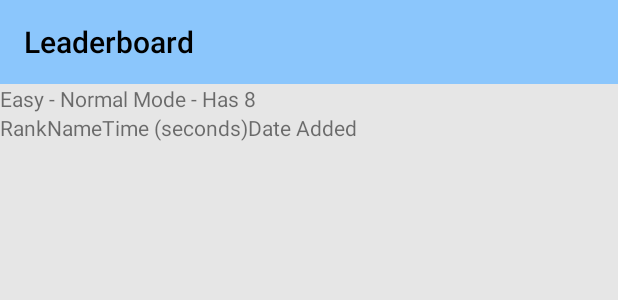
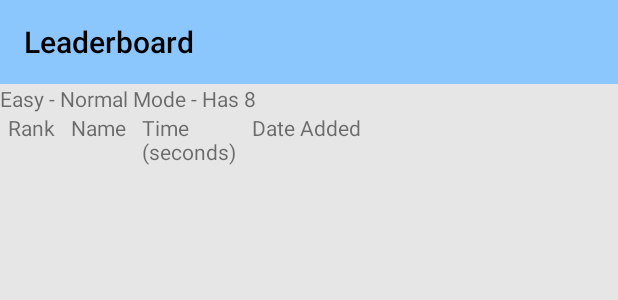
Before and after one commit to lrvideckis/Minesweeper_Android, an Android app: the layout leaderboard.xml on its own in the app's theme, with its tools: preview values and no code run, on a phone screen of 412 x 824 dp. Shown: the top 300 px of the screen. Run offline under Robolectric (Android 15) with nearby library versions, the phone set to English and light mode, and no system bars.

```diff
--- a/app/src/main/AndroidManifest.xml
+++ b/app/src/main/AndroidManifest.xml
@@ -2,7 +2,7 @@
 <manifest xmlns:android="http://schemas.android.com/apk/res/android"
     xmlns:tools="http://schemas.android.com/tools"
     package="com.LukeVideckis.minesweeper_android">
-
+    <uses-permission android:name="android.permission.INTERNET"/>
     <application
         android:allowBackup="true"
         android:hardwareAccelerated="true"
--- a/app/src/main/res/layout/leaderboard.xml
+++ b/app/src/main/res/layout/leaderboard.xml
@@ -43,10 +43,10 @@
             android:layout_height="match_parent" >
 
             <TableRow>
-                <TextView android:text="Rank" />
-                <TextView android:text="Name" />
-                <TextView android:text="Time (seconds)" />
-                <TextView android:text="Date Added" />
+                <TextView android:text="Rank" android:paddingLeft="8px" android:paddingRight="8px" />
+                <TextView android:text="Name" android:paddingLeft="8px" android:paddingRight="8px" />
+                <TextView android:text="Time\n(seconds)" android:paddingLeft="8px" android:paddingRight="8px" />
+                <TextView android:text="Date Added" android:paddingLeft="8px" android:paddingRight="8px" />
             </TableRow>
         </TableLayout>
 
```
Also changed, not shown: app/src/main/java/com/LukeVideckis/minesweeper_android/activity/LeaderboardActivity.java (+71 -4 lines).
